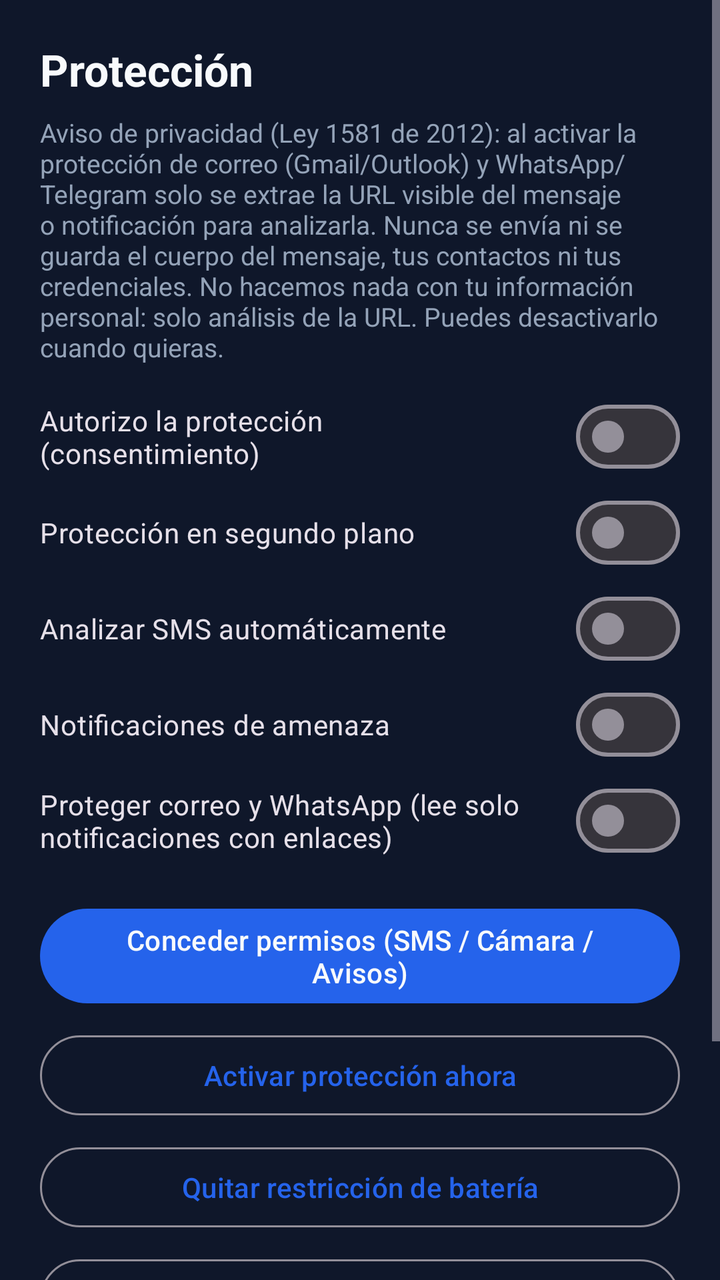
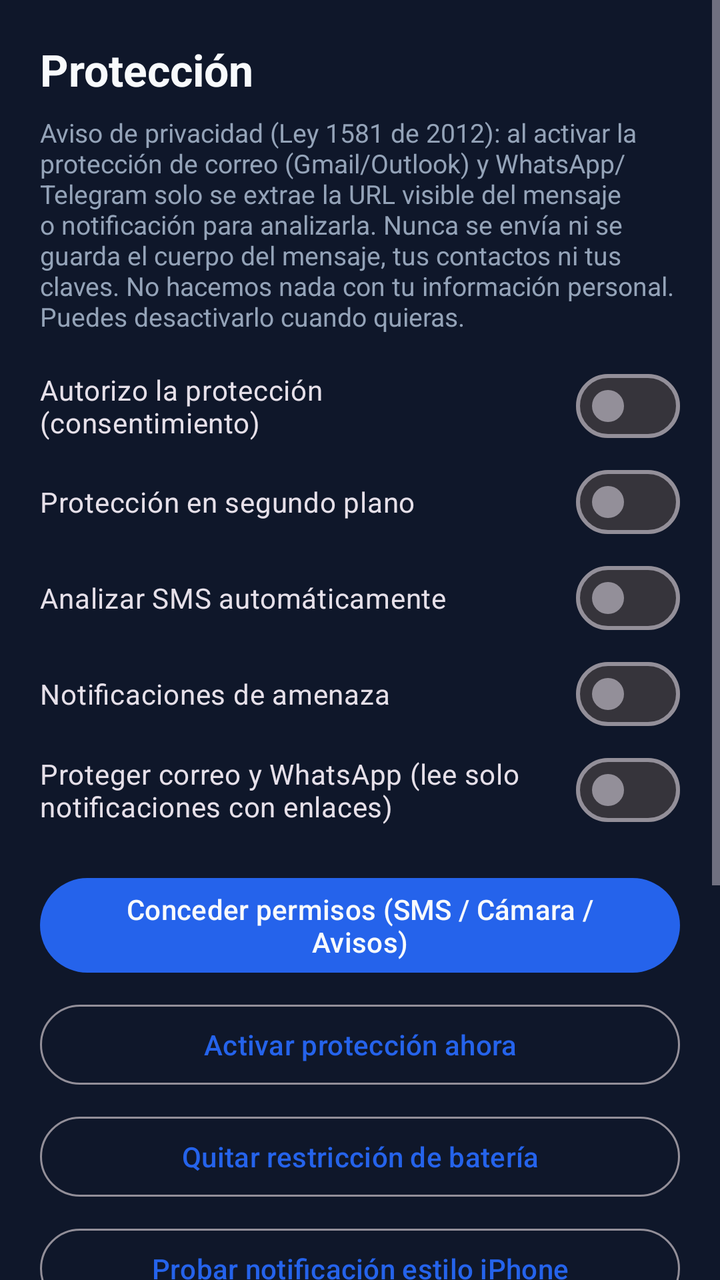

The first picture is an Android layout as it rendered before a commit; the second is the same layout after the commit. The layout source and the unified diff follow.
<!-- AndroidManifest.xml: application theme Theme.Phishware -->
<!-- res/layout/fragment_settings.xml -->
<?xml version="1.0" encoding="utf-8"?>
<ScrollView xmlns:android="http://schemas.android.com/apk/res/android"
    android:layout_width="match_parent"
    android:layout_height="match_parent"
    android:fillViewport="true">
    <LinearLayout
        android:layout_width="match_parent"
        android:layout_height="wrap_content"
        android:orientation="vertical"
        android:padding="20dp">
        <TextView
            android:layout_width="wrap_content"
            android:layout_height="wrap_content"
            android:text="Protección"
            android:textColor="@color/text_primary"
            android:textSize="22sp"
            android:textStyle="bold" />
        <TextView
            android:id="@+id/tvConsent"
            android:layout_width="match_parent"
            android:layout_height="wrap_content"
            android:layout_marginTop="8dp"
            android:textColor="@color/text_secondary"
            android:textSize="13sp"
            android:text="Aviso de privacidad (Ley 1581 de 2012): al activar la protección de correo (Gmail/Outlook) y WhatsApp/Telegram solo se extrae la URL visible del mensaje o notificación para analizarla. Nunca se envía ni se guarda el cuerpo del mensaje, tus contactos ni tus credenciales. No hacemos nada con tu información personal: solo análisis de la URL. Puedes desactivarlo cuando quieras." />
        <com.google.android.material.materialswitch.MaterialSwitch
            android:id="@+id/swConsent"
            android:layout_width="match_parent"
            android:layout_height="wrap_content"
            android:layout_marginTop="12dp"
            android:text="Autorizo la protección (consentimiento)" />
        <com.google.android.material.materialswitch.MaterialSwitch
            android:id="@+id/swGuard"
            android:layout_width="match_parent"
            android:layout_height="wrap_content"
            android:text="Protección en segundo plano" />
        <com.google.android.material.materialswitch.MaterialSwitch
            android:id="@+id/swSms"
            android:layout_width="match_parent"
            android:layout_height="wrap_content"
            android:text="Analizar SMS automáticamente" />
        <com.google.android.material.materialswitch.MaterialSwitch
            android:id="@+id/swNotif"
            android:layout_width="match_parent"
            android:layout_height="wrap_content"
            android:text="Notificaciones de amenaza" />
        <com.google.android.material.materialswitch.MaterialSwitch
            android:id="@+id/swNotifListener"
            android:layout_width="match_parent"
            android:layout_height="wrap_content"
            android:text="Proteger correo y WhatsApp (lee solo notificaciones con enlaces)" />
        <com.google.android.material.button.MaterialButton
            android:id="@+id/btnPermissions"
            android:layout_width="match_parent"
            android:layout_height="wrap_content"
            android:layout_marginTop="16dp"
            android:text="Conceder permisos (SMS / Cámara / Avisos)" />
        <com.google.android.material.button.MaterialButton
            android:id="@+id/btnStart"
            style="@style/Widget.Material3.Button.OutlinedButton"
            android:layout_width="match_parent"
            android:layout_height="wrap_content"
            android:layout_marginTop="8dp"
            android:text="Activar protección ahora" />
        <com.google.android.material.button.MaterialButton
            android:id="@+id/btnBattery"
            style="@style/Widget.Material3.Button.OutlinedButton"
            android:layout_width="match_parent"
            android:layout_height="wrap_content"
            android:layout_marginTop="8dp"
            android:text="Quitar restricción de batería" />
        <com.google.android.material.button.MaterialButton
            android:id="@+id/btnTestNotif"
            style="@style/Widget.Material3.Button.OutlinedButton"
            android:layout_width="match_parent"
            android:layout_height="wrap_content"
            android:layout_marginTop="8dp"
            android:text="Probar notificación estilo iPhone" />
        <com.google.android.material.button.MaterialButton
            android:id="@+id/btnNotifAccess"
            style="@style/Widget.Material3.Button.OutlinedButton"
            android:layout_width="match_parent"
            android:layout_height="wrap_content"
            android:layout_marginTop="8dp"
            android:text="Dar acceso a notificaciones (correo/WhatsApp)" />
        <TextView
            android:id="@+id/tvStatus"
            android:layout_width="match_parent"
            android:layout_height="wrap_content"
            android:layout_marginTop="12dp"
            android:textColor="@color/text_secondary"
            android:textSize="13sp" />
    </LinearLayout>
</ScrollView>
<!-- resources referenced by this layout -->
<resources>
  <color name="text_primary">#F8FAFC</color>
  <color name="text_secondary">#94A3B8</color>
  <style name="Theme.Phishware" parent="Theme.Material3.Dark.NoActionBar">
          <item name="colorPrimary">@color/primary_blue</item>
          <item name="colorPrimaryDark">@color/primary_dark</item>
          <item name="colorOnPrimary">@color/text_primary</item>
          <item name="colorSecondary">@color/success_green</item>
          <item name="colorOnSecondary">@color/background_dark</item>
          <item name="android:colorBackground">@color/background_dark</item>
          <item name="colorSurface">@color/surface_dark</item>
          <item name="colorOnSurface">@color/text_primary</item>
          <item name="colorOnSurfaceVariant">@color/text_secondary</item>
          <item name="colorError">@color/danger_red</item>
          <item name="android:statusBarColor">@color/background_dark</item>
          <item name="android:navigationBarColor">@color/background_dark</item>
      </style>
  <color name="primary_blue">#2563EB</color>
  <color name="primary_dark">#1D4ED8</color>
  <color name="success_green">#16A34A</color>
  <color name="background_dark">#0F172A</color>
  <color name="surface_dark">#1E293B</color>
  <color name="danger_red">#DC2626</color>
</resources>

<!-- the commit's change to res/layout/fragment_settings.xml (unified diff, before → after) -->
@@ -11,7 +11,7 @@
         <TextView
             android:layout_width="wrap_content"
             android:layout_height="wrap_content"
-            android:text="Protección"
+            android:text="@string/guard_title"
             android:textColor="@color/text_primary"
             android:textSize="22sp"
             android:textStyle="bold" />
@@ -22,67 +22,106 @@
             android:layout_marginTop="8dp"
             android:textColor="@color/text_secondary"
             android:textSize="13sp"
-            android:text="Aviso de privacidad (Ley 1581 de 2012): al activar la protección de correo (Gmail/Outlook) y WhatsApp/Telegram solo se extrae la URL visible del mensaje o notificación para analizarla. Nunca se envía ni se guarda el cuerpo del mensaje, tus contactos ni tus credenciales. No hacemos nada con tu información personal: solo análisis de la URL. Puedes desactivarlo cuando quieras." />
+            android:text="@string/guard_consent_long" />
         <com.google.android.material.materialswitch.MaterialSwitch
             android:id="@+id/swConsent"
             android:layout_width="match_parent"
             android:layout_height="wrap_content"
             android:layout_marginTop="12dp"
-            android:text="Autorizo la protección (consentimiento)" />
+            android:text="@string/guard_consent" />
         <com.google.android.material.materialswitch.MaterialSwitch
             android:id="@+id/swGuard"
             android:layout_width="match_parent"
             android:layout_height="wrap_content"
-            android:text="Protección en segundo plano" />
+            android:text="@string/guard_bg" />
         <com.google.android.material.materialswitch.MaterialSwitch
             android:id="@+id/swSms"
             android:layout_width="match_parent"
             android:layout_height="wrap_content"
-            android:text="Analizar SMS automáticamente" />
+            android:text="@string/guard_sms" />
         <com.google.android.material.materialswitch.MaterialSwitch
             android:id="@+id/swNotif"
             android:layout_width="match_parent"
             android:layout_height="wrap_content"
-            android:text="Notificaciones de amenaza" />
+            android:text="@string/guard_notif" />
         <com.google.android.material.materialswitch.MaterialSwitch
             android:id="@+id/swNotifListener"
             android:layout_width="match_parent"
             android:layout_height="wrap_content"
-            android:text="Proteger correo y WhatsApp (lee solo notificaciones con enlaces)" />
+            android:text="@string/guard_notif_listener" />
         <com.google.android.material.button.MaterialButton
             android:id="@+id/btnPermissions"
             android:layout_width="match_parent"
             android:layout_height="wrap_content"
             android:layout_marginTop="16dp"
-            android:text="Conceder permisos (SMS / Cámara / Avisos)" />
+            android:text="@string/guard_grant" />
         <com.google.android.material.button.MaterialButton
             android:id="@+id/btnStart"
             style="@style/Widget.Material3.Button.OutlinedButton"
             android:layout_width="match_parent"
             android:layout_height="wrap_content"
             android:layout_marginTop="8dp"
-            android:text="Activar protección ahora" />
+            android:text="@string/guard_activate" />
         <com.google.android.material.button.MaterialButton
             android:id="@+id/btnBattery"
             style="@style/Widget.Material3.Button.OutlinedButton"
             android:layout_width="match_parent"
             android:layout_height="wrap_content"
             android:layout_marginTop="8dp"
-            android:text="Quitar restricción de batería" />
+            android:text="@string/guard_battery" />
         <com.google.android.material.button.MaterialButton
             android:id="@+id/btnTestNotif"
             style="@style/Widget.Material3.Button.OutlinedButton"
             android:layout_width="match_parent"
             android:layout_height="wrap_content"
             android:layout_marginTop="8dp"
-            android:text="Probar notificación estilo iPhone" />
+            android:text="@string/guard_test_notif" />
         <com.google.android.material.button.MaterialButton
             android:id="@+id/btnNotifAccess"
             style="@style/Widget.Material3.Button.OutlinedButton"
             android:layout_width="match_parent"
             android:layout_height="wrap_content"
             android:layout_marginTop="8dp"
-            android:text="Dar acceso a notificaciones (correo/WhatsApp)" />
+            android:text="@string/guard_notif_access" />
+        <TextView
+            android:id="@+id/tvLangTitle"
+            android:layout_width="wrap_content"
+            android:layout_height="wrap_content"
+            android:layout_marginTop="20dp"
+            android:text="@string/guard_lang_title"
+            android:textColor="@color/text_primary"
+            android:textSize="16sp"
+            android:textStyle="bold" />
+        <LinearLayout
+            android:layout_width="match_parent"
+            android:layout_height="wrap_content"
+            android:layout_marginTop="8dp"
+            android:orientation="horizontal">
+            <com.google.android.material.button.MaterialButton
+                android:id="@+id/btnLangEs"
+                style="@style/Widget.Material3.Button.OutlinedButton"
+                android:layout_width="0dp"
+                android:layout_height="wrap_content"
+                android:layout_weight="1"
+                android:text="Español" />
+            <Space
+                android:layout_width="8dp"
+                android:layout_height="wrap_content" />
+            <com.google.android.material.button.MaterialButton
+                android:id="@+id/btnLangEn"
+                style="@style/Widget.Material3.Button.OutlinedButton"
+                android:layout_width="0dp"
+                android:layout_height="wrap_content"
+                android:layout_weight="1"
+                android:text="English" />
+        </LinearLayout>
+        <com.google.android.material.button.MaterialButton
+            android:id="@+id/btnLogout"
+            style="@style/Widget.Material3.Button.OutlinedButton"
+            android:layout_width="match_parent"
+            android:layout_height="wrap_content"
+            android:layout_marginTop="8dp"
+            android:text="@string/guard_logout" />
         <TextView
             android:id="@+id/tvStatus"
             android:layout_width="match_parent"
<!-- resource entries referenced after the edit -->
@@ -2,6 +2,20 @@
 <resources>
   <color name="text_primary">#F8FAFC</color>
   <color name="text_secondary">#94A3B8</color>
+  <string name="guard_activate">Activar protección ahora</string>
+  <string name="guard_battery">Quitar restricción de batería</string>
+  <string name="guard_bg">Protección en segundo plano</string>
+  <string name="guard_consent">Autorizo la protección (consentimiento)</string>
+  <string name="guard_consent_long">Aviso de privacidad (Ley 1581 de 2012): al activar la protección de correo (Gmail/Outlook) y WhatsApp/Telegram solo se extrae la URL visible del mensaje o notificación para analizarla. Nunca se envía ni se guarda el cuerpo del mensaje, tus contactos ni tus claves. No hacemos nada con tu información personal. Puedes desactivarlo cuando quieras.</string>
+  <string name="guard_grant">Conceder permisos (SMS / Cámara / Avisos)</string>
+  <string name="guard_lang_title">Idioma / Language</string>
+  <string name="guard_logout">Cerrar sesión</string>
+  <string name="guard_notif">Notificaciones de amenaza</string>
+  <string name="guard_notif_access">Dar acceso a notificaciones (correo/WhatsApp)</string>
+  <string name="guard_notif_listener">Proteger correo y WhatsApp (lee solo notificaciones con enlaces)</string>
+  <string name="guard_sms">Analizar SMS automáticamente</string>
+  <string name="guard_test_notif">Probar notificación estilo iPhone</string>
+  <string name="guard_title">Protección</string>
   <style name="Theme.Phishware" parent="Theme.Material3.Dark.NoActionBar">
           <item name="colorPrimary">@color/primary_blue</item>
           <item name="colorPrimaryDark">@color/primary_dark</item>
